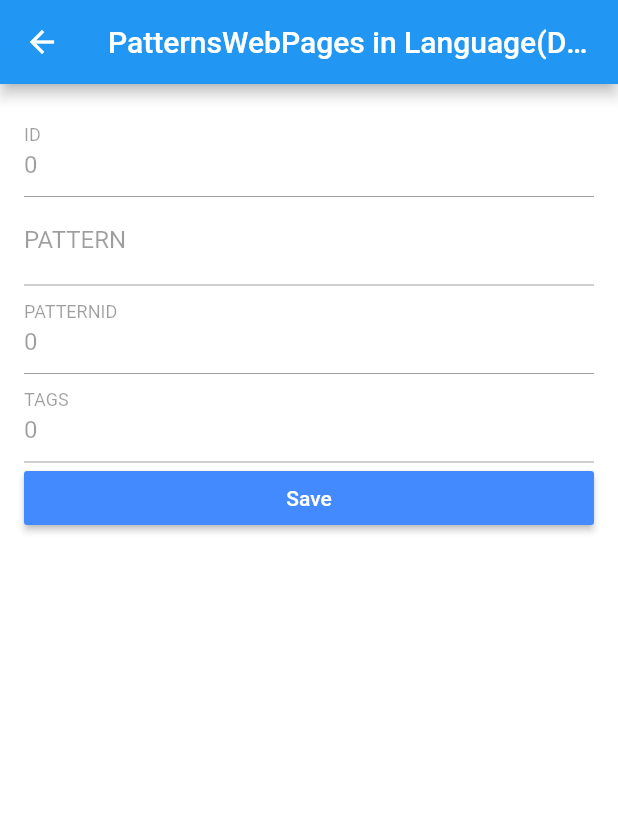
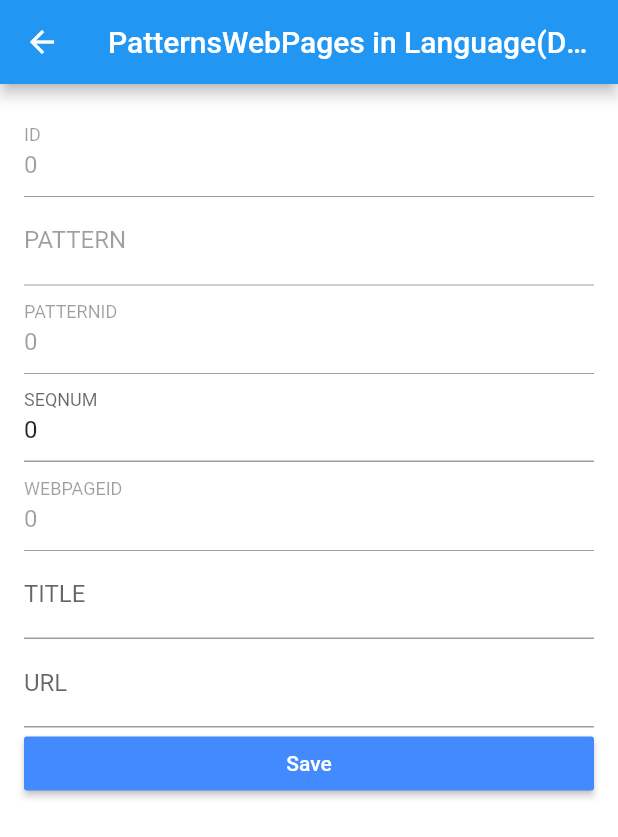
Before and after one commit to zwvista/LollyFlutter, a Flutter app: the PatternsWebPagesDetailPage screen opened directly with empty values, on a phone screen of 412 x 824 dp. Shown: the top 837 px of the screen. Run offline on Flutter 3.47's test engine with Material 2 defaults, Android fonts, the phone set to English and light mode, and no system bars; our stand-ins replace bloc, flutter_bloc, flutter_slidable, rxdart, webview_flutter; missing offline and left inert: rx_command, rx_widgets, swipedetector; accounts and stored records are empty; generated files the repository leaves out were written again; network calls fail; statements that could not run were skipped.

Commit message:
detail 2

```diff
--- a/lib/pages/patterns/patterns_webpages_detail_page.dart
+++ b/lib/pages/patterns/patterns_webpages_detail_page.dart
@@ -57,12 +57,30 @@ class PatternsWebPagesDetailPageState
                       enabled: false,
                     ),
                     TextFormField(
-                      initialValue: item.webpageid.toString(),
-                      decoration: InputDecoration(
-                        labelText: "TAGS",
-                      ),
-                      enabled: false,
-                    ),
+                        initialValue: item.seqnum.toString(),
+                        decoration: InputDecoration(
+                          labelText: "SEQNUM",
+                        ),
+                        onSaved: (s) => item.seqnum = int.parse(s)),
+                    TextFormField(
+                        initialValue: item.webpageid.toString(),
+                        decoration: InputDecoration(
+                          labelText: "WEBPAGEID",
+                        ),
+                        enabled: false,
+                        onSaved: (s) => item.webpageid = int.parse(s)),
+                    TextFormField(
+                        initialValue: item.title.toString(),
+                        decoration: InputDecoration(
+                          labelText: "TITLE",
+                        ),
+                        onSaved: (s) => item.title = s),
+                    TextFormField(
+                        initialValue: item.url.toString(),
+                        decoration: InputDecoration(
+                          labelText: "URL",
+                        ),
+                        onSaved: (s) => item.url = s),
                     RaisedButton(
                         color: Colors.blueAccent,
                         onPressed: () {
```
Also changed, not shown: lib/pages/patterns/patterns_webpages_page.dart (+11 -9 lines).
